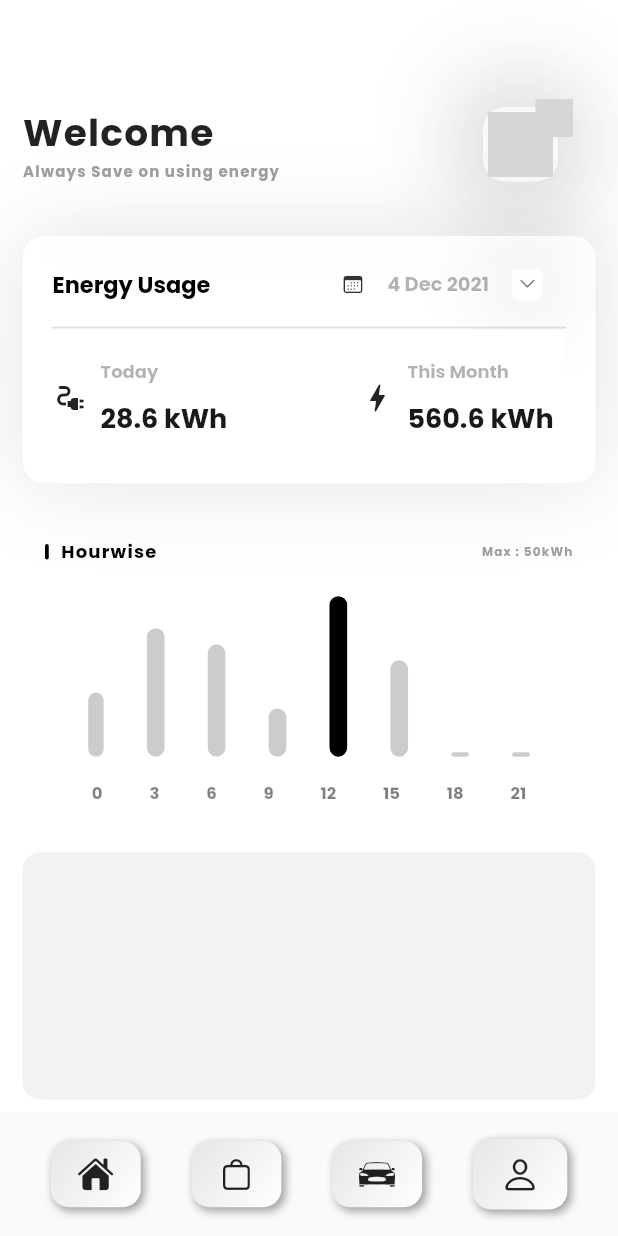
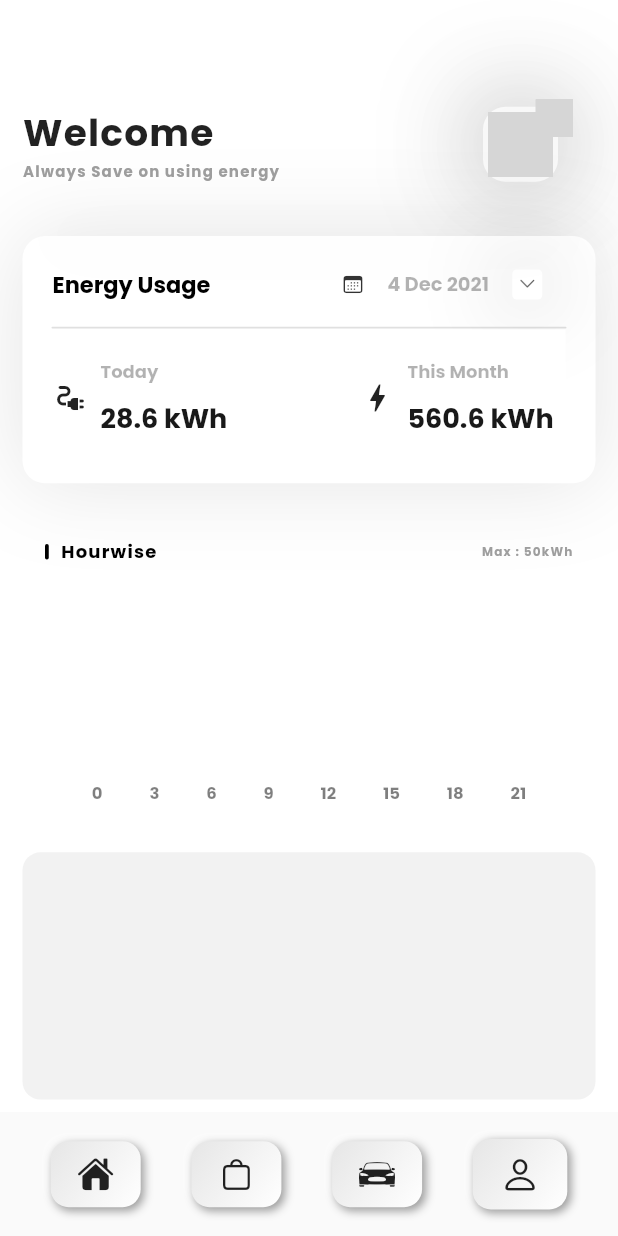
Before and after one commit to amalnathm7/Quark, a Flutter app: the screen it shows once a user with an empty profile is signed in, on a phone screen of 412 x 824 dp. Run offline on Flutter 3.47's test engine with Material 2 defaults, Android fonts, the phone set to English and light mode, and no system bars; drawn by our look-alikes of flutter_neumorphic; our stand-ins replace firebase_auth, firebase_core, google_fonts, lottie; accounts and stored records are empty; network calls fail; grey boxes are pictures that could not be loaded.

Commit message:
homescreen ui changes

```diff
--- a/lib/main_screen/home_page/home.dart
+++ b/lib/main_screen/home_page/home.dart
@@ -1,3 +1,5 @@
+import 'dart:async';
+
 import 'package:firebase_auth/firebase_auth.dart';
 import 'package:flutter/cupertino.dart';
 import "package:flutter/material.dart";
@@ -15,6 +17,16 @@ class _HomePageState extends State<HomePage> {
 
   bool notiClick = false;
   bool graphAni = false;
+
+ @override
+  void initState() {
+    // TODO: implement initState
+    super.initState();
+
+    Timer(Duration(microseconds: 1),(){
+      graphAni = true;
+    });
+  }
 
 
 
@@ -398,69 +410,100 @@ class _HomePageState extends State<HomePage> {
                               mainAxisAlignment: MainAxisAlignment.spaceEvenly,
                               crossAxisAlignment: CrossAxisAlignment.end,
                               children: [
-                                Container(
-                                  height: (screenHeight/7.7)*(20/50),
+                                AnimatedContainer(
+                                  height:graphAni? (screenHeight/7.7)*(20/50):0,
                                   width: screenWidth/40,
                                   decoration: BoxDecoration(
                                     color: Colors.black.withOpacity(.2),
                                     borderRadius: BorderRadius.circular(10)
-                                  ),
+                                  ), duration: const Duration(seconds: 4),
+                                  curve: Curves.fastLinearToSlowEaseIn,
                                 ),
-                                Container(
-                                  height: (screenHeight/7.7)*(40/50),
+                                AnimatedContainer(
+                                  height: graphAni? (screenHeight/7.7)*(40/50):0,
                                   width: screenWidth/35,
                                   decoration: BoxDecoration(
                                       color: Colors.black.withOpacity(.2),
                                       borderRadius: BorderRadius.circular(10)
                                   ),
+                                  duration: const Duration(seconds: 4),
+                                  curve: Curves.fastLinearToSlowEaseIn,
                                 ),
-                                Container(
-                                  height: (screenHeight/7.7)*(35/50),
+                                AnimatedContainer(
+                                  height: graphAni? (screenHeight/7.7)*(35/50):0,
                                   width: screenWidth/35,
                                   decoration: BoxDecoration(
                                       color: Colors.black.withOpacity(.2),
                                       borderRadius: BorderRadius.circular(10)
                                   ),
+                                  duration: const Duration(seconds: 4),
+                                  curve: Curves.fastLinearToSlowEaseIn,
                                 ),
-                                Container(
-                                  height: (screenHeight/7.7)*(15/50),
+                                AnimatedContainer(
+                                  height: graphAni? (screenHeight/7.7)*(15/50):0,
                                   width: screenWidth/35,
                                   decoration: BoxDecoration(
                                       color: Colors.black.withOpacity(.2),
                                       borderRadius: BorderRadius.circular(10)
                                   ),
+                                  duration: const Duration(seconds: 4),
+                                  curve: Curves.fastLinearToSlowEaseIn,
                                 ),
-                                Container(
-                                  height: screenHeight/7.7,
+                                AnimatedContainer(
+                                  height: graphAni? screenHeight/7.7:0,
                                   width: screenWidth/35,
                                   decoration: BoxDecoration(
                                       color: Colors.black,
                                       borderRadius: BorderRadius.circular(10)
                                   ),
+                                  duration: const Duration(seconds: 4),
+                                  curve: Curves.fastLinearToSlowEaseIn,
+                                  child: Padding(
+                                    padding: const EdgeInsets.only(top: 2.0),
+                                    child: Column(
+                                      mainAxisAlignment: MainAxisAlignment.start,
+                                      children: [
+                                        Container(
+                                          height: screenWidth/50,
+                                          width: screenWidth/50,
+                                          decoration: const BoxDecoration(
+                                            shape: BoxShape.circle,
+                                            color: Colors.white,
+                                          ),
+                                        ),
+                                      ],
+                                    ),
+                                  ),
                                 ),
-                                Container(
-                                  height: (screenHeight/7.7)*(30/50),
+                                AnimatedContainer(
+                                  height: graphAni? (screenHeight/7.7)*(30/50):0,
                                   width: screenWidth/35,
                                   decoration: BoxDecoration(
                                       color: Colors.black.withOpacity(.2),
                                       borderRadius: BorderRadius.circular(10)
                                   ),
+                                  duration: const Duration(seconds: 4),
+                                  curve: Curves.fastLinearToSlowEaseIn,
                                 ),
-                                Container(
-                                  height: 3,
+                                AnimatedContainer(
+                                  height:graphAni? 3: 0,
                                   width: screenWidth/35,
                                   decoration: BoxDecoration(
                                       color: Colors.black.withOpacity(.2),
                                       borderRadius: BorderRadius.circular(10)
                                   ),
+                                  duration: const Duration(seconds: 4),
+                                  curve: Curves.fastLinearToSlowEaseIn,
                                 ),
-                                Container(
-                                  height: 3,
+                                AnimatedContainer(
+                                  height:graphAni? 3: 0,
                                   width: screenWidth/35,
                                   decoration: BoxDecoration(
                                       color: Colors.black.withOpacity(.2),
                                       borderRadius: BorderRadius.circular(10)
                                   ),
+                                  duration: const Duration(seconds: 4),
+                                  curve: Curves.fastLinearToSlowEaseIn,
                                 ),
                               ],
                             ),
```
